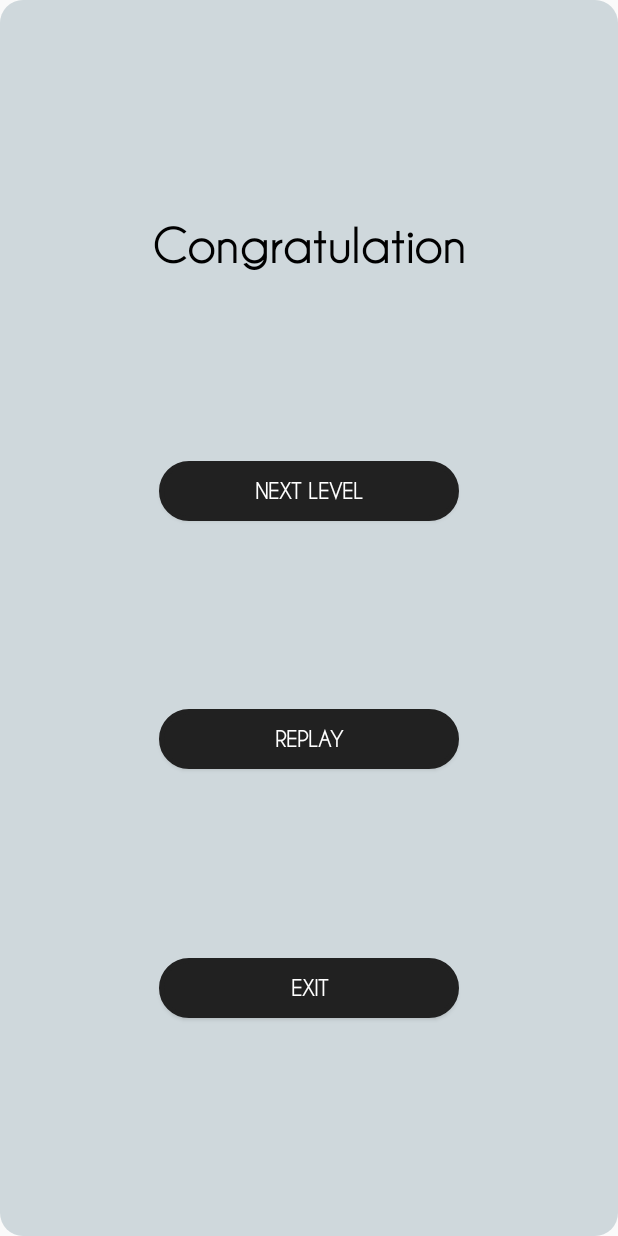
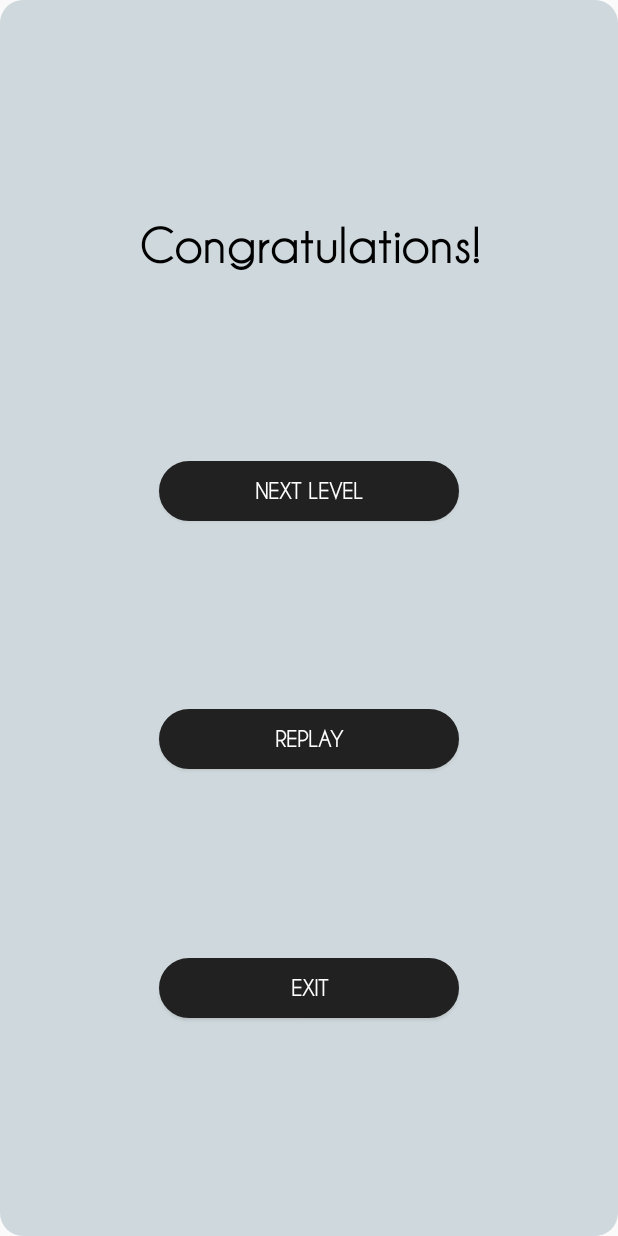
Before and after one commit to maanasanarayan/BeatBeat_FinalProject_CS5520, an Android app: the layout levelcompletion_popup.xml on its own in the app's theme, with its tools: preview values and no code run, on a phone screen of 412 x 824 dp. Run offline under Robolectric (Android 15) with nearby library versions, the phone set to English and light mode, and no system bars.

Commit message:
Minor fixes and apk

```diff
--- a/app/src/main/res/layout/levelcompletion_popup.xml
+++ b/app/src/main/res/layout/levelcompletion_popup.xml
@@ -10,7 +10,7 @@
     <TextView
         android:id="@+id/congrats"
 
-        android:text="Congratulation"
+        android:text="Congratulations!"
 
         android:layout_width="wrap_content"
         android:layout_height="wrap_content"
```
Also changed, not shown: 2 other files.
